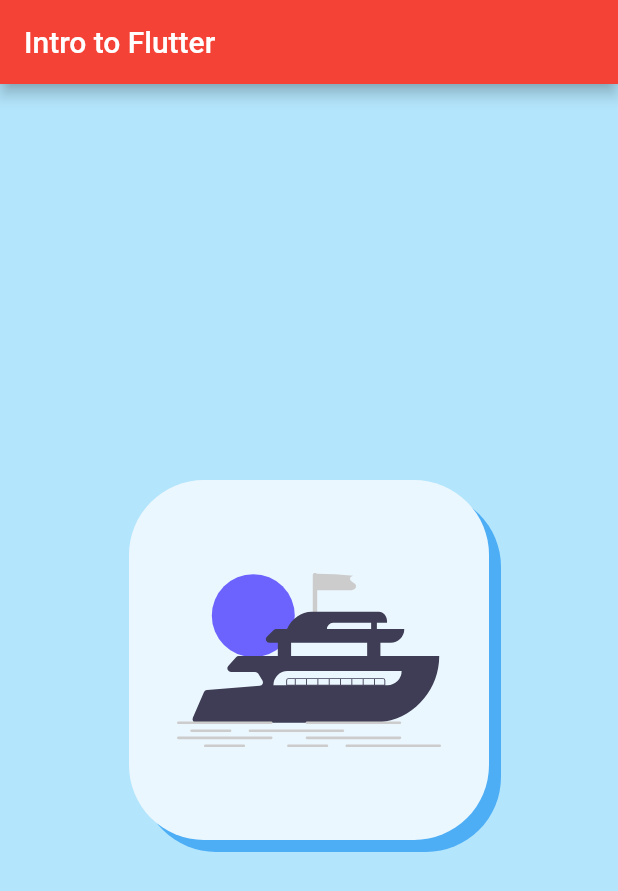
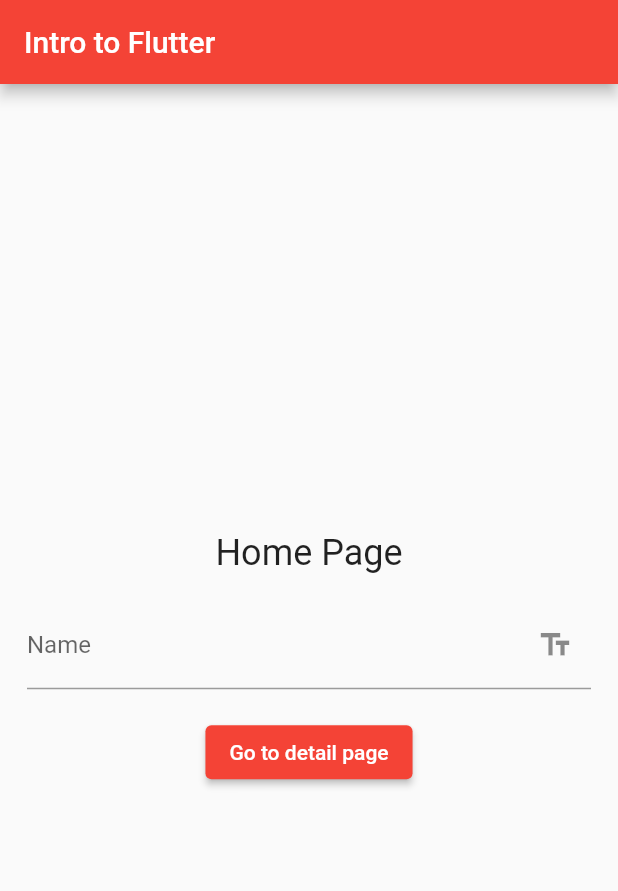
Before and after one commit to ImranSefat/Flutter-Development-Batch-2, a Flutter app: the screen it shows after launch, on a phone screen of 412 x 824 dp. Shown: the top 891 px of the screen. Run offline on Flutter 3.47's test engine with Material 2 defaults, Android fonts, the phone set to English and light mode, and no system bars.

Commit message:
Routing added

```diff
--- /dev/null
+++ b/flutter_01/lib/Route_Generator.dart
@@ -0,0 +1,40 @@
+import 'package:flutter/material.dart';
+import 'package:flutter_01/screens/DetailsPage.dart';
+import 'package:flutter_01/screens/MyHomePage.dart';
+import 'main.dart';
+
+class RouteGenerator {
+  static Route<dynamic> generateRoute(RouteSettings routeSettings) {
+    final args = routeSettings.arguments;
+
+    switch (routeSettings.name) {
+      case '/':
+        return MaterialPageRoute(
+          builder: (_) => MyHomePage(title: 'Intro to Flutter'),
+        );
+      case '/second':
+        if (args is String) {
+          return MaterialPageRoute(
+            builder: (_) => DetailsPage(name: args),
+          );
+        }
+        return MaterialPageRoute(builder: (_) => ErrorPage());
+
+      default:
+        return MaterialPageRoute(builder: (_) => ErrorPage());
+    }
+  }
+}
+
+class ErrorPage extends StatelessWidget {
+  const ErrorPage({Key? key}) : super(key: key);
+
+  @override
+  Widget build(BuildContext context) {
+    return Scaffold(
+      body: Center(
+        child: Text("Error"),
+      ),
+    );
+  }
+}
--- a/flutter_01/lib/main.dart
+++ b/flutter_01/lib/main.dart
@@ -1,5 +1,5 @@
 import 'package:flutter/material.dart';
-import 'package:flutter_svg/svg.dart';
+import 'package:flutter_01/Route_Generator.dart';
 
 void main() {
   runApp(MyApp());
@@ -14,78 +14,8 @@ class MyApp extends StatelessWidget {
       theme: ThemeData(
         primarySwatch: Colors.red,
       ),
-      home: MyHomePage(title: 'Intro to Flutter'),
+      initialRoute: '/',
+      onGenerateRoute: RouteGenerator.generateRoute,
     );
   }
 }
-
-class MyHomePage extends StatefulWidget {
-  MyHomePage({Key? key, required this.title}) : super(key: key);
-
-  final String title;
-
-  @override
-  _MyHomePageState createState() => _MyHomePageState();
-}
-
-class _MyHomePageState extends State<MyHomePage> {
-  int _counter = 0;
-
-  void _incrementCounter() {
-    setState(() {
-      _counter++;
-    });
-  }
-
-  // void addNumber(int a, int b) {}
-
-  @override
-  Widget build(BuildContext context) {
-    return Scaffold(
-      backgroundColor: Colors.lightBlue[100],
-      // backgroundColor: Colors.black,
-      appBar: AppBar(
-        title: Text(widget.title),
-        // centerTitle: true,
-      ),
-      body: Column(
-        mainAxisAlignment: MainAxisAlignment.center,
-        children: <Widget>[
-          // Text(
-          //   "Welcome to Flutter development!",
-          //   style: TextStyle(
-          //     fontSize: 24,
-          //     // color: Colors.red,
-          //     // letterSpacing: 1.3,
-          //     fontWeight: FontWeight.w800,
-          //   ),
-          // ),
-          // SvgPicture.asset("images/yacht.svg"),
-
-          Center(
-            child: Container(
-              height: 240,
-              width: 240,
-              decoration: BoxDecoration(
-                color: Color(0xffEBF7FE),
-                borderRadius: BorderRadius.circular(50),
-                boxShadow: [
-                  BoxShadow(
-                    color: Colors.blue.withOpacity(0.7),
-                    offset: Offset(8, 8),
-                  ),
-                ],
-              ),
-              child: Padding(
-                padding: const EdgeInsets.all(32.0),
-                child: SvgPicture.asset(
-                  'images/yacht.svg',
-                ),
-              ),
-            ),
-          ),
-        ],
-      ),
-    );
-  }
-}
--- /dev/null
+++ b/flutter_01/lib/screens/MyHomePage.dart
@@ -0,0 +1,57 @@
+import 'package:flutter/material.dart';
+
+class MyHomePage extends StatefulWidget {
+  MyHomePage({Key? key, required this.title}) : super(key: key);
+
+  final String title;
+
+  @override
+  _MyHomePageState createState() => _MyHomePageState();
+}
+
+class _MyHomePageState extends State<MyHomePage> {
+  String name = "";
+
+  @override
+  Widget build(BuildContext context) {
+    return Scaffold(
+      appBar: AppBar(
+        title: Text(widget.title),
+      ),
+      body: Column(
+        mainAxisAlignment: MainAxisAlignment.center,
+        children: <Widget>[
+          Center(
+            child: Text(
+              "Home Page",
+              style: Theme.of(context).textTheme.headline5,
+            ),
+          ),
+          Padding(
+            padding: const EdgeInsets.all(18.0),
+            child: TextField(
+              onChanged: (value) {
+                name = value;
+              },
+              decoration: InputDecoration(
+                labelText: "Name",
+                suffixIcon: Icon(Icons.text_fields),
+              ),
+            ),
+          ),
+          ElevatedButton(
+            onPressed: () {
+              // print(name);
+              Navigator.pushNamed(
+                context,
+                '/second',
+                arguments: name,
+              );
+            },
+            child: Text("Go to detail page"),
+          ),
+        ],
+      ),
+    );
+  }
+}
```
Also changed, not shown: flutter_01/lib/screens/DetailsPage.dart (added, +35 -0 lines), 1 other file.
